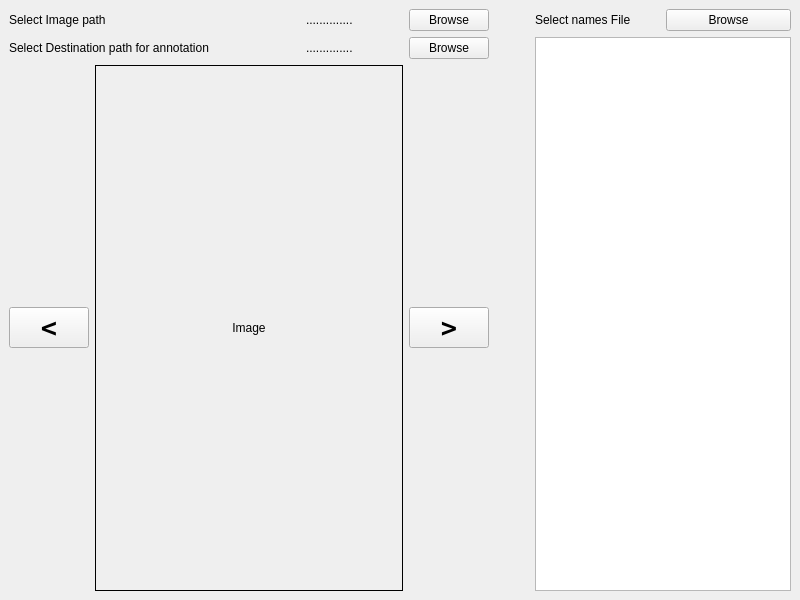
First picture: the form in gui.ui, repository ratansingh98/Object_marker, before the edit.
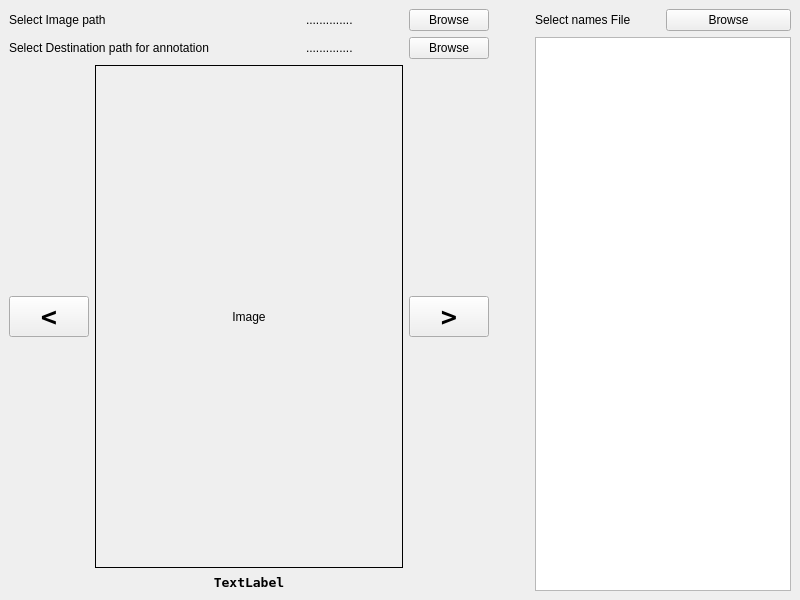
Second picture: the form after the edit.

What changed in the file:
```diff
--- a/gui.ui
+++ b/gui.ui
@@ -225,7 +225,7 @@
         <property name="bottomMargin">
          <number>0</number>
         </property>
-        <item row="0" column="1">
+        <item row="1" column="1">
          <widget class="QLabel" name="image_view">
           <property name="sizePolicy">
            <sizepolicy hsizetype="Expanding" vsizetype="Expanding">
@@ -244,7 +244,7 @@
           </property>
          </widget>
         </item>
-        <item row="0" column="2">
+        <item row="1" column="2">
          <widget class="QPushButton" name="next_btn">
           <property name="sizePolicy">
            <sizepolicy hsizetype="Fixed" vsizetype="Fixed">
@@ -265,7 +265,7 @@
           </property>
          </widget>
         </item>
-        <item row="0" column="0">
+        <item row="1" column="0">
          <widget class="QPushButton" name="prev_btn">
           <property name="sizePolicy">
            <sizepolicy hsizetype="Fixed" vsizetype="Fixed">
@@ -288,6 +288,24 @@
         </item>
        </layout>
       </item>
+      <item row="4" column="0">
+       <widget class="QLabel" name="label_index">
+        <property name="font">
+         <font>
+          <family>DejaVu Sans Mono</family>
+          <pointsize>10</pointsize>
+          <weight>75</weight>
+          <bold>true</bold>
+         </font>
+        </property>
+        <property name="text">
+         <string>TextLabel</string>
+        </property>
+        <property name="alignment">
+         <set>Qt::AlignCenter</set>
+        </property>
+       </widget>
+      </item>
      </layout>
     </item>
     <item row="0" column="1">
```
Left out of the diff: 2 changed lines with no effect on the pictures.
